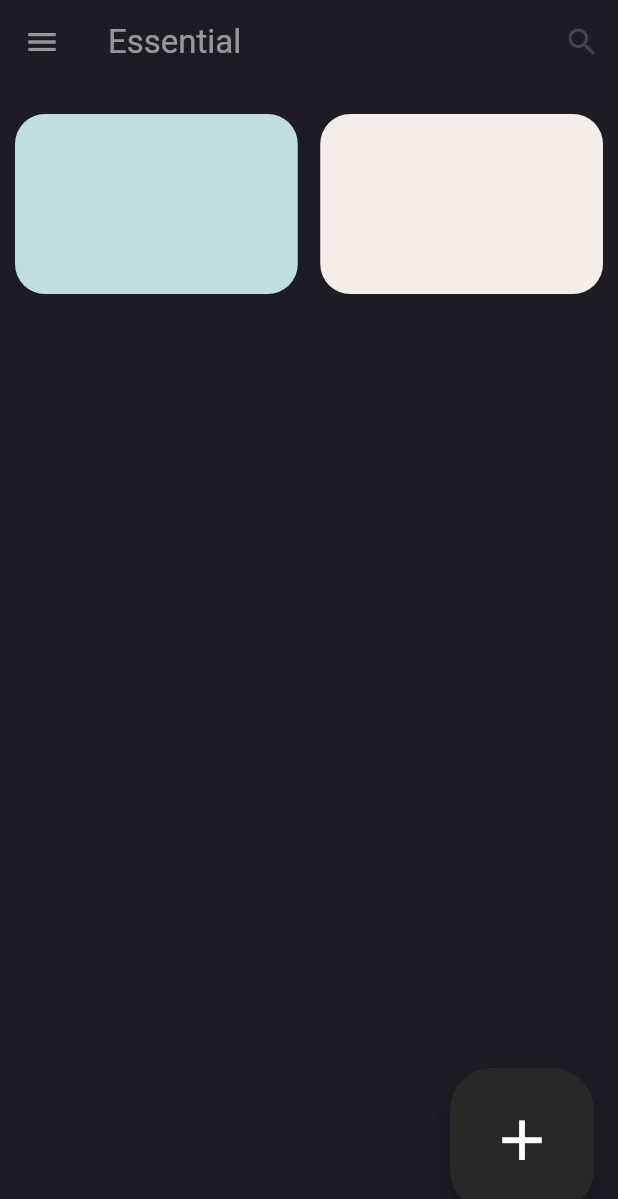
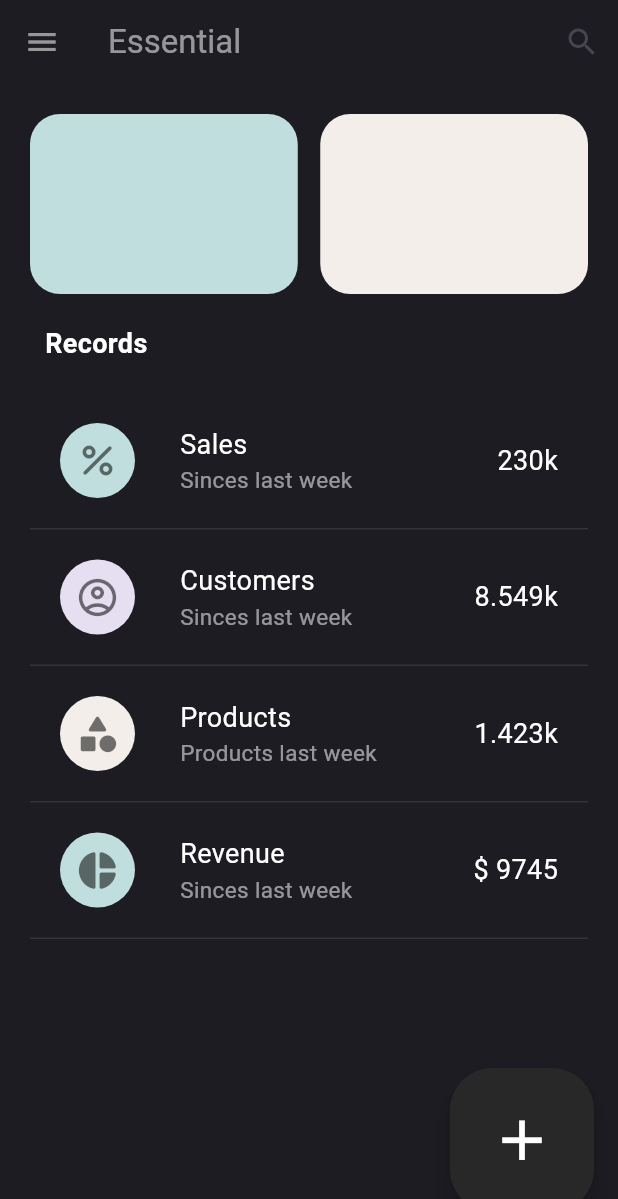
Before and after one commit to Justinthxd/essential, a Flutter app: the screen it shows after launch, on a phone screen of 412 x 824 dp. Shown: the top 1199 px of the screen. Run offline on Flutter 3.47's test engine with Material 2 defaults, Android fonts, the light colour scheme and no system bars; our stand-ins replace go_router.

Commit message:
ListView

```diff
--- a/lib/design/pages/home.dart
+++ b/lib/design/pages/home.dart
@@ -1,5 +1,7 @@
 import 'package:essential/core/utils/constants.dart';
 import 'package:flutter/material.dart';
+
+import '../widget/list_view_details.dart';
 
 class Home extends StatefulWidget {
   const Home({super.key});
@@ -40,11 +42,11 @@ class _HomeState extends State<Home> {
       ),
       body: SizedBox(
         height: size.height,
-        child: ListView(
+        child: Column(
           children: [
             const SizedBox(height: 20),
             Container(
-              margin: const EdgeInsets.symmetric(horizontal: 10),
+              margin: const EdgeInsets.symmetric(horizontal: 20),
               child: Row(
                 children: [
                   Expanded(
@@ -69,6 +71,59 @@ class _HomeState extends State<Home> {
                 ],
               ),
             ),
+            const SizedBox(height: 20),
+            const SizedBox(width: 35),
+            Container(
+              width: size.width,
+              margin: const EdgeInsets.symmetric(horizontal: 30),
+              child: const Text(
+                'Records',
+                style: TextStyle(
+                  fontSize: 18,
+                  color: Colors.white,
+                  fontWeight: FontWeight.bold,
+                ),
+              ),
+            ),
+            const SizedBox(height: 20),
+            Expanded(
+              child: ListView(
+                children: [
+                  ListViewDetails(
+                    size: size,
+                    icon: Icons.percent_rounded,
+                    name: 'Sales',
+                    description: 'Sinces last week',
+                    money: '230k',
+                    colorContainer: greenColor,
+                  ),
+                  ListViewDetails(
+                    size: size,
+                    icon: Icons.account_circle_outlined,
+                    name: 'Customers',
+                    description: 'Sinces last week',
+                    money: '8.549k',
+                    colorContainer: purpleColor,
+                  ),
+                  ListViewDetails(
+                    size: size,
+                    icon: Icons.category_rounded,
+                    name: 'Products',
+                    description: 'Products last week',
+                    money: '1.423k',
+                    colorContainer: cakeColor,
+                  ),
+                  ListViewDetails(
+                    size: size,
+                    icon: Icons.pie_chart_rounded,
+                    name: 'Revenue',
+                    description: 'Sinces last week',
+                    money: '\$ 9745',
+                    colorContainer: greenColor,
+                  ),
+                ],
+              ),
+            ),
           ],
         ),
       ),
--- /dev/null
+++ b/lib/design/widget/list_view_details.dart
@@ -0,0 +1,83 @@
+import 'package:flutter/material.dart';
+
+class ListViewDetails extends StatelessWidget {
+  const ListViewDetails({
+    super.key,
+    required this.size,
+    required this.icon,
+    required this.name,
+    required this.description,
+    required this.money,
+    required this.colorContainer,
+  });
+
+  final Size size;
+  final IconData icon;
+  final String name;
+  final String description;
+  final String money;
+  final Color colorContainer;
+
+  @override
+  Widget build(BuildContext context) {
+    return Container(
+      width: size.width,
+      padding: const EdgeInsets.symmetric(vertical: 20),
+      margin: const EdgeInsets.symmetric(horizontal: 20),
+      decoration: const BoxDecoration(
+        border: Border(
+          bottom: BorderSide(
+            color: Colors.white10,
+          ),
+        ),
+      ),
+      child: Row(
+        children: [
+          const SizedBox(width: 20),
+          Container(
+            height: 50,
+            width: 50,
+            decoration: BoxDecoration(
+              borderRadius: BorderRadius.circular(50),
+              color: colorContainer,
+            ),
+            child: Icon(
+              icon,
+              size: 30,
+              color: Colors.black54,
+            ),
+          ),
+          const SizedBox(width: 30),
+          Column(
+            crossAxisAlignment: CrossAxisAlignment.start,
+            children: [
+              Text(
+                name,
+                style: const TextStyle(
+                  fontSize: 18,
+                  color: Colors.white,
+                ),
+              ),
+              Text(
+                description,
+                style: const TextStyle(
+                  fontSize: 15,
+                  color: Colors.white54,
+                ),
+              ),
+            ],
+          ),
+          const Spacer(),
+          Text(
+            money,
+            style: const TextStyle(
+              fontSize: 18,
+              color: Colors.white,
+            ),
+          ),
+          const SizedBox(width: 20),
+        ],
+      ),
+    );
+  }
+}
```
